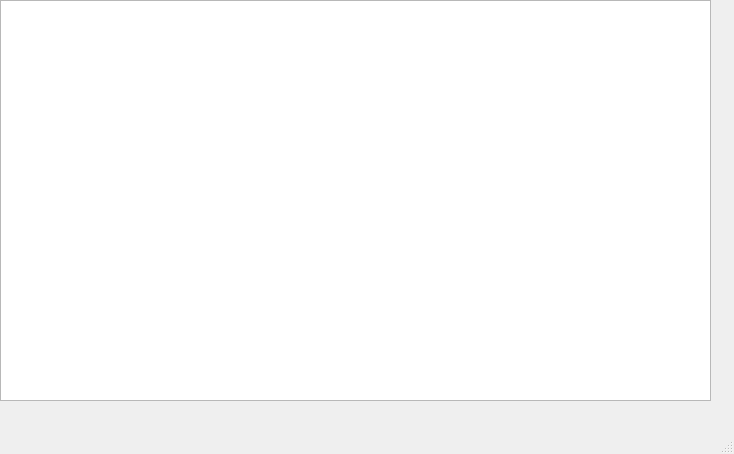
First picture: the form in JUEGO/AW/mainwindow.ui, repository davidagudeloo/PROYECTO-FINAL, before the edit.
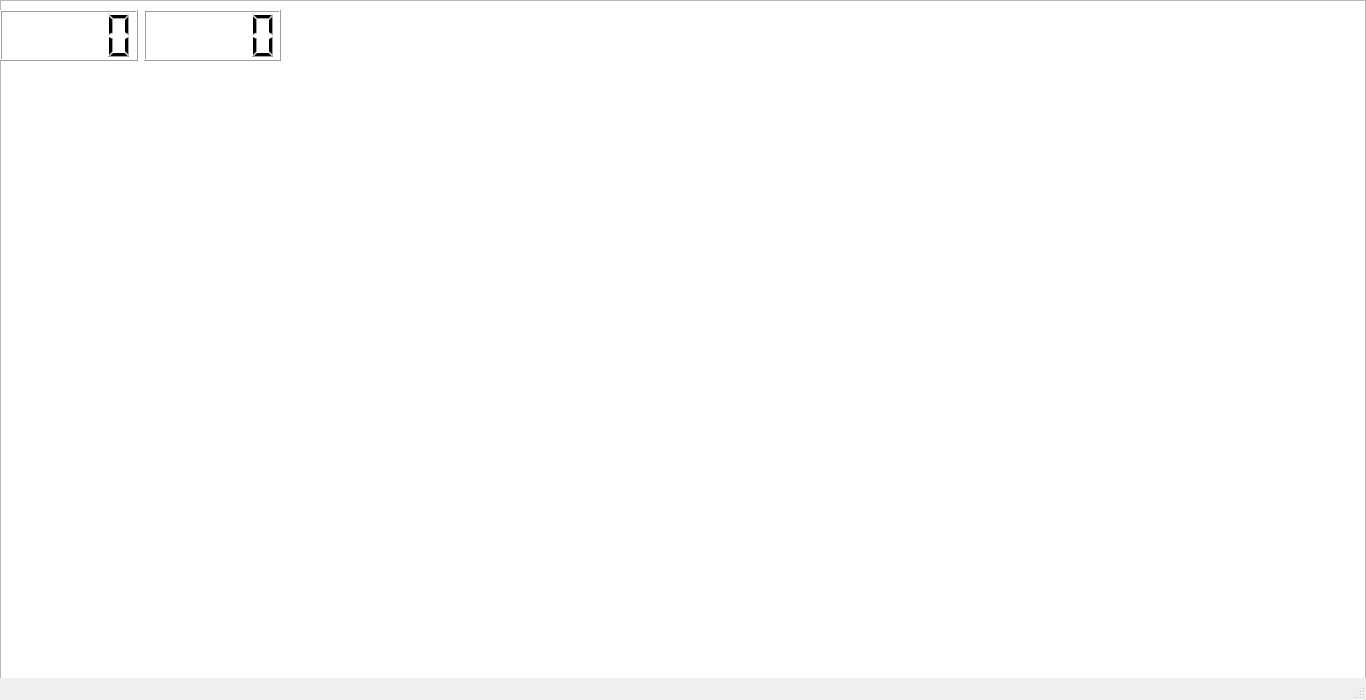
Second picture: the form after the edit.

Commit message: Se agregan los lcd para el tiempo y las vidas. Se agrega la pantalla de derrota

What changed in the file:
```diff
--- a/JUEGO/AW/mainwindow.ui
+++ b/JUEGO/AW/mainwindow.ui
@@ -6,8 +6,8 @@
    <rect>
     <x>0</x>
     <y>0</y>
-    <width>734</width>
-    <height>454</height>
+    <width>1366</width>
+    <height>700</height>
    </rect>
   </property>
   <property name="windowTitle">
@@ -19,11 +19,29 @@
      <rect>
       <x>0</x>
       <y>0</y>
-      <width>711</width>
-      <height>401</height>
+      <width>1366</width>
+      <height>680</height>
      </rect>
     </property>
    </widget>
+   <widget class="QWidget" name="horizontalLayoutWidget">
+    <property name="geometry">
+     <rect>
+      <x>0</x>
+      <y>10</y>
+      <width>281</width>
+      <height>51</height>
+     </rect>
+    </property>
+    <layout class="QHBoxLayout" name="horizontalLayout">
+     <item>
+      <widget class="QLCDNumber" name="lcdVidas"/>
+     </item>
+     <item>
+      <widget class="QLCDNumber" name="lcdTiempo"/>
+     </item>
+    </layout>
+   </widget>
   </widget>
   <widget class="QMenuBar" name="menubar">
    <property name="geometry">
```
Left out of the diff: 2 changed lines with no effect on the pictures. The commit also changes 674 other files.
